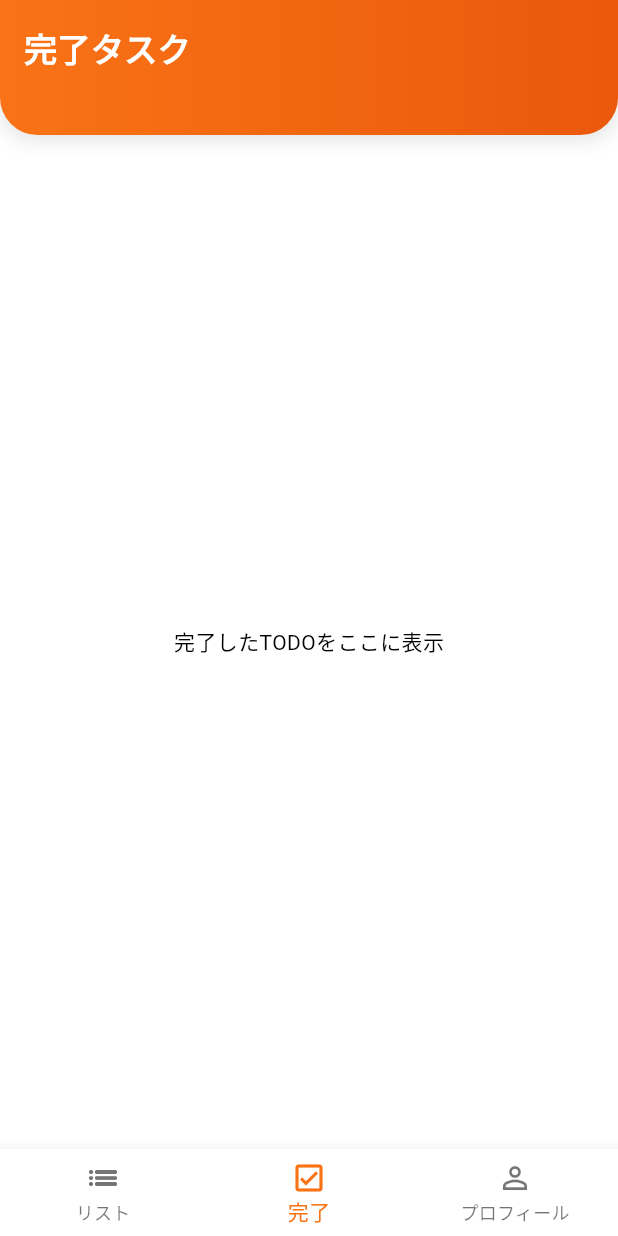
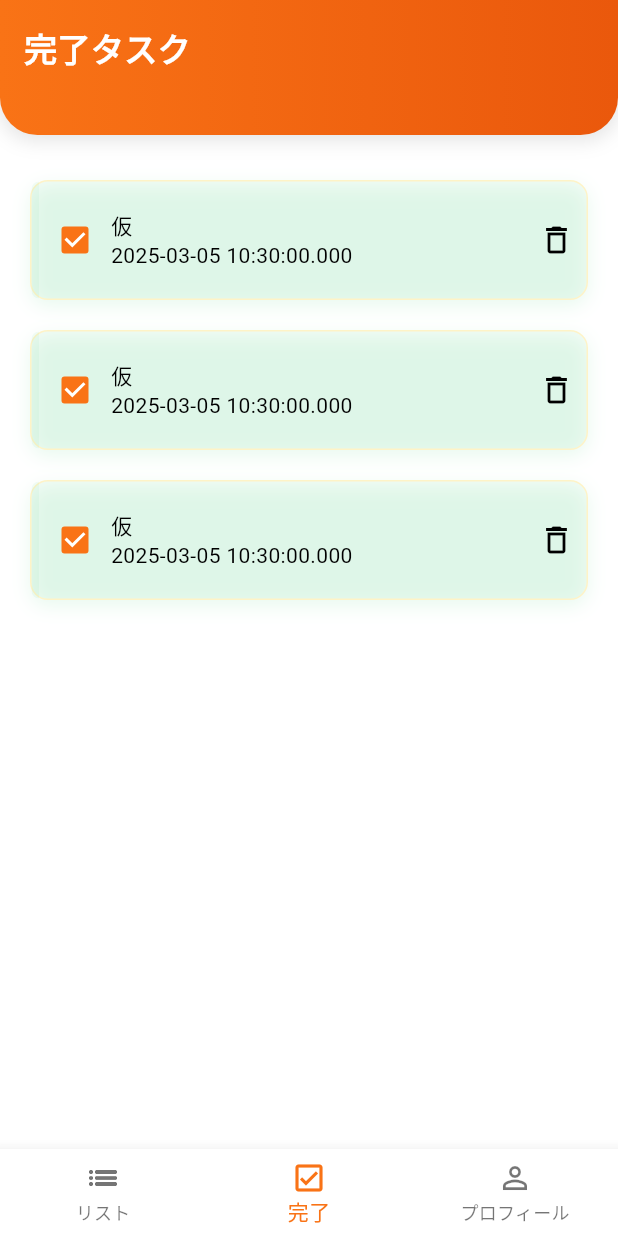
Before and after one commit to yukimiyake0607/todo, a Flutter app: the screen it shows after launch, item 2 of the bottom bar chosen, on a phone screen of 412 x 824 dp. Run offline on Flutter 3.47's test engine with Material 3 defaults, Android fonts, the phone set to English and light mode, and no system bars; our stand-ins replace flutter_riverpod, freezed_annotation, riverpod_annotation; generated files the repository leaves out were written again.

Commit message:
add: completed_pageを実装
- プロバイダに設定されている初期値は仮

```diff
--- a/lib/presentation/core/theme/todo_card_color.dart
+++ b/lib/presentation/core/theme/todo_card_color.dart
@@ -3,3 +3,6 @@ import 'package:flutter/material.dart';
 const todoMainColor = Color(0xFFF97316);
 const todoSubColor = Color(0xFFEA580C);
 const todoCardBorderColor = Color(0xFFFEF3C7);
+
+const completedCardColor = Color(0xFF22C55E);
+const completedCheckColor = Color(0xFFDCFCE7);
--- a/lib/presentation/pages/completed/completed_page.dart
+++ b/lib/presentation/pages/completed/completed_page.dart
@@ -1,15 +1,30 @@
 import 'package:flutter/material.dart';
+import 'package:flutter_riverpod/flutter_riverpod.dart';
 import 'package:todo/presentation/core/appbar/custom_appbar.dart';
+import 'package:todo/presentation/pages/todo/widgets/todo_card.dart';
+import 'package:todo/presentation/providers/completed/completed_list_provider.dart';
 
-class CompletedPage extends StatelessWidget {
+class CompletedPage extends ConsumerWidget {
   const CompletedPage({super.key});
 
   @override
-  Widget build(BuildContext context) {
-    return const Scaffold(
-      appBar: CustomAppBar(title: '完了タスク'),
-      body: Center(
-        child: Text('完了したTODOをここに表示'),
+  Widget build(BuildContext context, WidgetRef ref) {
+    final completedListAsync = ref.watch(completedListProvider);
+    return Scaffold(
+      appBar: const CustomAppBar(title: '完了タスク'),
+      body: completedListAsync.when(
+        data: (completedList) {
+          return ListView.builder(
+            padding: const EdgeInsets.fromLTRB(20, 30, 20, 0),
+            itemCount: completedList.length,
+            itemBuilder: (context, index) {
+              final completedTodo = completedList[index];
+              return TodoCard(todoModel: completedTodo);
+            },
+          );
+        },
+        error: (error, _) => Center(child: Text('$error')),
+        loading: () => const Center(child: CircularProgressIndicator()),
       ),
     );
   }
--- a/lib/presentation/pages/todo/widgets/todo_card.dart
+++ b/lib/presentation/pages/todo/widgets/todo_card.dart
@@ -5,7 +5,7 @@ import 'package:todo/presentation/core/theme/todo_card_color.dart';
 import 'package:todo/presentation/pages/todo/widgets/todo_dialog.dart';
 import 'package:todo/presentation/providers/todo/todo_list_provider.dart';
 
-class TodoCard extends ConsumerWidget {
+class TodoCard extends ConsumerStatefulWidget {
   const TodoCard({
     super.key,
     required this.todoModel,
@@ -14,16 +14,33 @@ class TodoCard extends ConsumerWidget {
   final TodoModel todoModel;
 
   @override
-  Widget build(BuildContext context, WidgetRef ref) {
+  ConsumerState<TodoCard> createState() => _TodoCardState();
+}
+
+class _TodoCardState extends ConsumerState<TodoCard> {
+  late bool _isChecked;
+
+  @override
+  void initState() {
+    super.initState();
+    _isChecked = widget.todoModel.isCompleted;
+  }
+
+  @override
+  Widget build(BuildContext context) {
     return Container(
       height: 80,
       margin: const EdgeInsets.only(bottom: 20),
       decoration: BoxDecoration(
-        color: Colors.white,
+        color: _isChecked == false
+            ? Colors.white
+            : completedCardColor.withOpacity(0.05),
         borderRadius: BorderRadius.circular(12),
         boxShadow: [
           BoxShadow(
-            color: todoMainColor.withOpacity(0.1),
+            color: _isChecked == false
+                ? todoMainColor.withOpacity(0.1)
+                : completedCardColor.withOpacity(0.1),
             blurRadius: 10,
             offset: const Offset(0, 4),
           ),
@@ -35,29 +52,40 @@ class TodoCard extends ConsumerWidget {
       child: Row(
         children: [
           ClipRRect(
-            // 重要タスクの場合true
             borderRadius: const BorderRadius.only(
               topLeft: Radius.circular(12),
               bottomLeft: Radius.circular(12),
             ),
             child: Container(
               width: 5,
-              color: todoMainColor,
+              color: _isChecked == false
+                  ? todoMainColor
+                  : completedCardColor.withOpacity(0.05),
             ),
           ),
           Checkbox(
-            value: true,
-            onChanged: (newValue) {},
+            value: _isChecked,
+            onChanged: (newValue) {
+              // 一時的に状態を更新せず、0.5秒後に更新する
+              Future.delayed(const Duration(milliseconds: 200), () {
+                if (mounted) {
+                  setState(() {
+                    _isChecked = newValue ?? false;
+                  });
+                }
+              });
+            },
           ),
           Column(
             crossAxisAlignment: CrossAxisAlignment.start,
             mainAxisAlignment: MainAxisAlignment.center,
             children: [
-              Text(todoModel.todoTitle),
-              Text('${todoModel.dueDate}'),
+              Text(widget.todoModel.todoTitle),
+              Text('${widget.todoModel.dueDate}'),
             ],
           ),
           const Spacer(),
+          if (_isChecked == false)
             IconButton(
               onPressed: () {
                 showDialog(
@@ -65,7 +93,7 @@ class TodoCard extends ConsumerWidget {
                   builder: (context) {
                     return TodoDialog(
                       buttonTitle: '編集',
-                    todoModel: todoModel,
+                      todoModel: widget.todoModel,
                     );
                   },
                 );
@@ -75,7 +103,9 @@ class TodoCard extends ConsumerWidget {
             ),
           IconButton(
             onPressed: () {
-              ref.read(todoListProvider.notifier).deleteTodo(todoModel.id);
+              ref
+                  .read(todoListProvider.notifier)
+                  .deleteTodo(widget.todoModel.id);
             },
             icon: const Icon(Icons.delete_outlined),
             visualDensity: VisualDensity.compact,
```
Also changed, not shown: lib/presentation/providers/completed/completed_list_provider.dart (added, +37 -0 lines), lib/presentation/providers/completed/completed_list_provider.g.dart (added). Lines whose indentation alone changed are shown as unchanged.
